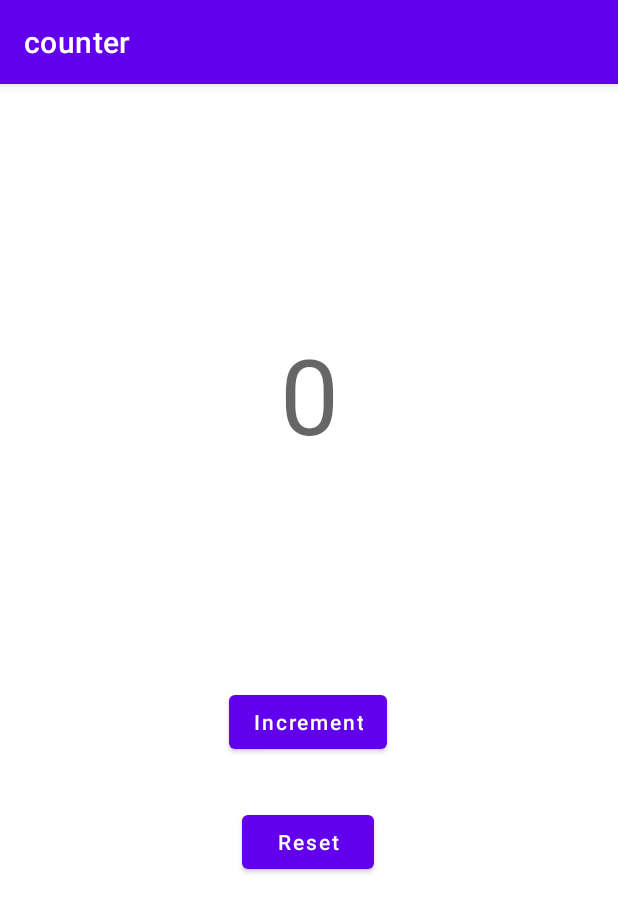
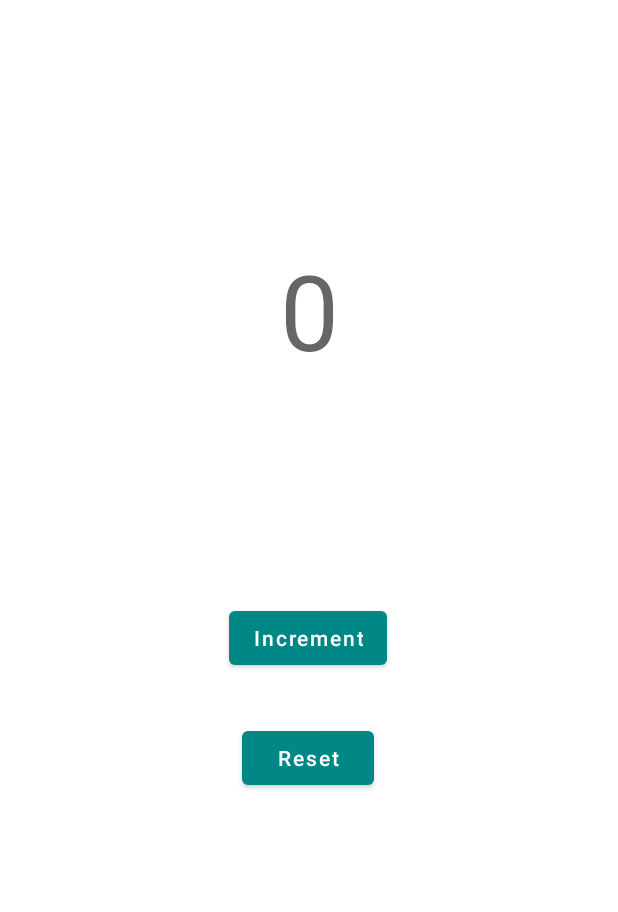
Before and after one commit to robert-muriithi/Counter, an Android app: the screen it shows after launch (MainActivity), on a phone screen of 412 x 824 dp. Shown: the top 912 px of the screen. Run offline under Robolectric (Android 15) with nearby library versions, the phone set to English and light mode, and no system bars.

Commit message:
changed the primary color

```diff
--- a/app/src/main/res/values/themes.xml
+++ b/app/src/main/res/values/themes.xml
@@ -1,9 +1,9 @@
 <resources xmlns:tools="http://schemas.android.com/tools">
     <!-- Base application theme. -->
-    <style name="Theme.Counter" parent="Theme.MaterialComponents.DayNight.DarkActionBar">
+    <style name="Theme.Counter" parent="Theme.MaterialComponents.DayNight.NoActionBar">
         <!-- Primary brand color. -->
-        <item name="colorPrimary">@color/purple_500</item>
-        <item name="colorPrimaryVariant">@color/purple_700</item>
+        <item name="colorPrimary">@color/teal_700</item>
+        <item name="colorPrimaryVariant">@color/teal_200</item>
         <item name="colorOnPrimary">@color/white</item>
         <!-- Secondary brand color. -->
         <item name="colorSecondary">@color/teal_200</item>
```
Also changed, not shown: app/src/main/java/com/example/counter/MainActivity.java (+6 -5 lines).
